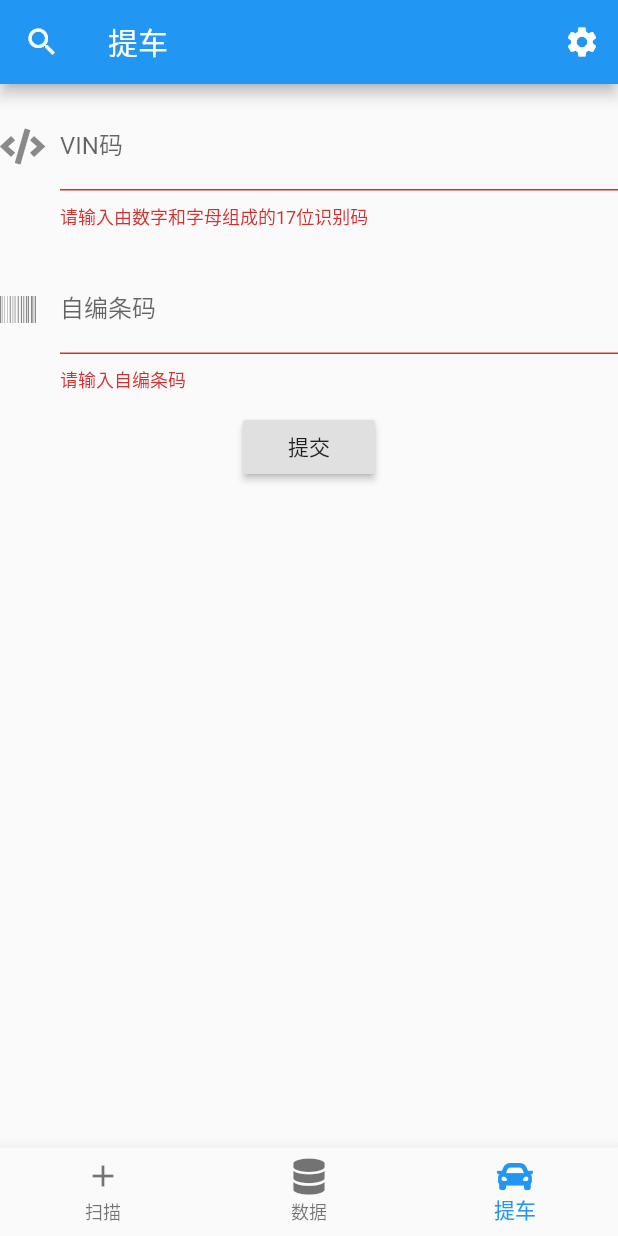
After one commit to wwts17/ws_app, a Flutter app: the screen it shows after launch, item 3 of the bottom bar chosen, after a tap on "提交", on a phone screen of 412 x 824 dp. The commit adds this screen. Run offline on Flutter 3.47's test engine with Material 2 defaults, Android fonts, the phone set to English and light mode, and no system bars; our stand-ins replace audioplayers, csv, file_picker, font_awesome_flutter, permission_handler, sqflite and 1 more; missing offline and left inert: barcode_scan, gbk2utf8, spreadsheet_decoder; accounts and stored records are empty.

Commit message:
Add shift cars

```diff
--- a/lib/main.dart
+++ b/lib/main.dart
@@ -5,9 +5,10 @@ import 'src/widgets/carlist.dart';
 import 'src/widgets/settings.dart';
 import 'src/widgets/search.dart';
 import 'src/widgets/search_file.dart';
+import 'src/widgets/shiftcarpage.dart';
+import 'src/widgets/shiftcar_search.dart';
 import 'package:file_picker/file_picker.dart';
 import 'package:font_awesome_flutter/font_awesome_flutter.dart';
-
 
 void main() {
   runApp(MyApp());
@@ -19,7 +20,7 @@ class MyApp extends StatelessWidget {
     return MaterialApp(
       title: '中集车辆',
       theme: ThemeData(
-        primarySwatch: Colors.green,
+        primarySwatch: Colors.blue,
       ),
       home: HomePage(),
     );
@@ -31,22 +32,17 @@ class HomePage extends StatefulWidget {
   _HomePageState createState() => _HomePageState();
 }
 
-class _HomePageState extends State<HomePage>
-    with SingleTickerProviderStateMixin {
-  AnimationController _controller;
-
-  static final tabs = ["扫描", "数据"];
+class _HomePageState extends State<HomePage> {
+  static final tabs = ["扫描", "数据", "提车"];
   int _currentIndex = 0;
 
   @override
   void initState() {
-    _controller = AnimationController(vsync: this);
     super.initState();
   }
 
   @override
   void dispose() {
-    _controller.dispose();
     super.dispose();
   }
 
@@ -69,6 +65,8 @@ class _HomePageState extends State<HomePage>
           BottomNavigationBarItem(icon: Icon(Icons.add), title: Text(tabs[0])),
           BottomNavigationBarItem(
               icon: Icon(FontAwesomeIcons.database), title: Text(tabs[1])),
+          BottomNavigationBarItem(
+              icon: Icon(FontAwesomeIcons.car), title: Text(tabs[2])),
         ],
       ),
       body: _buildPage(_currentIndex),
@@ -84,16 +82,17 @@ class _HomePageState extends State<HomePage>
           IconButton(
               icon: Icon(Icons.file_upload),
               onPressed: () async {
-                String path= await FilePicker.getFilePath();
-                if(path==null||path.isEmpty){
+                String path = await FilePicker.getFilePath();
+                if (path == null || path.isEmpty) {
                   return null;
                 }
-                if(!path.contains('.xlsx')){
+                if (!path.contains('.xlsx')) {
                   return showDialog(
                     context: context,
-                    builder: (context){
+                    builder: (context) {
                       return AlertDialog(
-                        content: Text('仅支持xlsx文件',style: TextStyle(color: Colors.red)),
+                        content: Text('仅支持xlsx文件',
+                            style: TextStyle(color: Colors.red)),
                       );
                     },
                   );
@@ -105,7 +104,6 @@ class _HomePageState extends State<HomePage>
                   );
                 }));
               }),
-
           IconButton(
               icon: Icon(Icons.settings),
               onPressed: () {
@@ -115,6 +113,18 @@ class _HomePageState extends State<HomePage>
                 }));
               }),
         ];
+      case 2:
+        return [
+          IconButton(
+              icon: Icon(Icons.settings),
+              onPressed: () {
+                Navigator.of(context)
+                    .push(MaterialPageRoute(builder: (context) {
+                  return SettingPage();
+                }));
+              }),
+        ];
+
       default:
         return null;
     }
@@ -138,7 +148,15 @@ class _HomePageState extends State<HomePage>
             icon: Icon(Icons.search),
             onPressed: () {
               Navigator.of(context).push(MaterialPageRoute(builder: (context) {
-                return SearchPage();
+                return CarSearchPage();
+              }));
+            });
+      case 2:
+        return IconButton(
+            icon: Icon(Icons.search),
+            onPressed: () {
+              Navigator.of(context).push(MaterialPageRoute(builder: (context) {
+                return ShiftCarSearchPage();
               }));
             });
       default:
@@ -152,8 +170,10 @@ class _HomePageState extends State<HomePage>
         return AddCar();
       case 1:
         return CarListView();
+      case 2:
+        return ShiftCarPage();
       default:
-        return AddCar();
+        return Scaffold();
     }
   }
 }
--- a/lib/src/database.dart
+++ b/lib/src/database.dart
@@ -40,6 +40,15 @@ class SQLiteClient {
                   CREATE TABLE warehouse(
         id INTEGER PRIMARY KEY AUTOINCREMENT,
         name VARCHAR(50) UNIQUE NOT NULL,
+        created_at DATETIME NOT NULL DEFAULT (datetime('now','localtime')),
+        updated_at DATETIME NOT NULL DEFAULT CURRENT_TIMESTAMP
+        );
+          ''');
+          await db.execute('''
+                  CREATE TABLE shift_car(
+        id INTEGER PRIMARY KEY AUTOINCREMENT,
+        vin VARCHAR(50) NOT NULL,
+        bar_code VARCHAR(50) NOT NULL,
         created_at DATETIME NOT NULL DEFAULT (datetime('now','localtime')),
         updated_at DATETIME NOT NULL DEFAULT CURRENT_TIMESTAMP
         );
@@ -89,6 +98,18 @@ class SQLiteClient {
         updated_at DATETIME NOT NULL DEFAULT CURRENT_TIMESTAMP
         );
       ''');
+      batch.execute('''
+      DROP TABLE IF EXISTS shift_car;
+      ''');
+      await batch.execute('''
+                  CREATE TABLE shift_car(
+        id INTEGER PRIMARY KEY AUTOINCREMENT,
+        vin VARCHAR(50) NOT NULL,
+        bar_code VARCHAR(50) NOT NULL,
+        created_at DATETIME NOT NULL DEFAULT (datetime('now','localtime')),
+        updated_at DATETIME NOT NULL DEFAULT CURRENT_TIMESTAMP
+        );
+          ''');
       await batch.commit();
     }
   }
--- /dev/null
+++ b/lib/src/shiftcar.dart
@@ -0,0 +1,66 @@
+import 'dart:async';
+import 'database.dart';
+import 'package:sqflite/sqlite_api.dart';
+import 'exception.dart';
+
+class ShiftCar {
+  int id;
+
+  String vin;
+
+  String barCode;
+
+  String createdAt;
+
+  String updatedAt;
+
+  ShiftCar({this.id, this.vin, this.barCode, this.createdAt, this.updatedAt});
+
+  factory ShiftCar.fromMap(Map<String, dynamic> map) => ShiftCar(
+      id: map["id"],
+      vin: map["vin"],
+      barCode: map["bar_code"],
+      createdAt: map["created_at"],
+      updatedAt: map["updated_at"]);
+
+  Map<String, dynamic> toMap() => {
+    "id": id,
+    "vin": vin,
+    "bar_code":barCode,
+    "created_at": createdAt,
+    "updated_at": updatedAt
+  };
+}
+
+class ShiftCarRepository{
+  final _table = "shift_car";
+
+  Future<int> save(ShiftCar sc) async {
+    final client = await SQLiteClient().getConn();
+    if (sc.id==null) {
+      return await client.insert(_table, {"vin": sc.vin,"bar_code":sc.barCode},
+          conflictAlgorithm: ConflictAlgorithm.rollback);
+    }
+    var result =
+    await client.query(_table, where: 'id = ?', whereArgs: [sc.id]);
+    if (result.isEmpty) {
+      throw DataException('not found data.');
+    }
+    ShiftCar whDB = ShiftCar.fromMap(result[0]);
+    return await client.update(_table, {"bar_code": sc.barCode},
+        where: "id = ?", whereArgs: [whDB.id]);
+  }
+
+  Future<List<ShiftCar>> all() async {
+    final client = await SQLiteClient().getConn();
+    var result = await client.query(_table,orderBy: "created_at desc").then((l)=>l.map((m)=>ShiftCar.fromMap(m)).toList());
+    return result;
+  }
+
+  Future<List<ShiftCar>> searchVinLike(String vin) async {
+    final client = await SQLiteClient().getConn();
+    var result = await client.query(_table,where:"vin like ? ",whereArgs: ['%${vin}%'],orderBy: 'created_at desc').then((l)=>l.map((m)=>ShiftCar.fromMap(m)).toList());
+    return result;
+  }
+
+}
--- a/lib/src/widgets/search.dart
+++ b/lib/src/widgets/search.dart
@@ -3,12 +3,12 @@ import '../car.dart';
 import '../warehouse.dart';
 import 'package:font_awesome_flutter/font_awesome_flutter.dart';
 
-class SearchPage extends StatefulWidget {
+class CarSearchPage extends StatefulWidget {
   @override
-  _SearchPageState createState() => _SearchPageState();
+  _CarSearchPageState createState() => _CarSearchPageState();
 }
 
-class _SearchPageState extends State<SearchPage>
+class _CarSearchPageState extends State<CarSearchPage>
     with SingleTickerProviderStateMixin {
   final _carRepo = CarRepository();
   final _whRepo = WarehouseRepository();
--- /dev/null
+++ b/lib/src/widgets/shiftcarpage.dart
@@ -0,0 +1,136 @@
+import 'package:flutter/material.dart';
+import 'package:font_awesome_flutter/font_awesome_flutter.dart';
+import 'package:audioplayers/audio_cache.dart';
+
+import '../shiftcar.dart';
+
+const _successAudio = 'success.mp3';
+const _errorAudio = 'error.mp3';
+
+class ShiftCarPage extends StatefulWidget {
+  @override
+  _ShiftCarPageState createState() => _ShiftCarPageState();
+}
+
+class _ShiftCarPageState extends State<ShiftCarPage> {
+  final _shiftCarRepo = ShiftCarRepository();
+  final _pageController = PageController();
+  final _formKey = GlobalKey<FormState>();
+
+  static AudioCache _player = AudioCache();
+
+  String _vin, _barCode;
+
+  @override
+  void initState() {
+    super.initState();
+  }
+
+  loadData() async {
+    await _player.load(_successAudio);
+    await _player.load(_errorAudio);
+  }
+
+  @override
+  void dispose() {
+    super.dispose();
+  }
+
+  @override
+  Widget build(BuildContext context) {
+    return PageView(
+      controller: _pageController,
+      children: <Widget>[
+        ListView(
+          children: <Widget>[
+            Form(
+              key: _formKey,
+              child: Column(
+                children: <Widget>[
+                  Padding(
+                      padding: EdgeInsets.symmetric(vertical: 12.0),
+                      child: TextFormField(
+                        validator: (input) {
+                          var r = RegExp(r'^[A-Za-z0-9]{17}$');
+                          if (input.isEmpty || !r.hasMatch(input)) {
+                            return '请输入由数字和字母组成的17位识别码';
+                          }
+                          return null;
+                        },
+                        onSaved: (input) => _vin = input,
+                        decoration: InputDecoration(
+                          icon: Icon(FontAwesomeIcons.code),
+                          labelText: 'VIN码',
+                        ),
+                      )),
+                  Padding(
+                    padding: EdgeInsets.symmetric(vertical: 12.0),
+                    child: TextFormField(
+                      validator: (input) {
+                        if (input.isEmpty) {
+                          return "请输入自编条码";
+                        }
+                        return null;
+                      },
+                      onSaved: (input) => _barCode = input,
+                      decoration: InputDecoration(
+                        icon: Icon(FontAwesomeIcons.barcode),
+                        labelText: '自编条码',
+                      ),
+                    ),
+                  ),
+                  RaisedButton(
+                    onPressed: () async {
+                      if (_formKey.currentState.validate()) {
+                        _formKey.currentState.save();
+                        var result = await _shiftCarRepo
+                            .save(ShiftCar(vin: _vin, barCode: _barCode));
+                        if (result > 0) {
+                          _playMusic(_successAudio);
+                          setState(() {});
+                        }
+                      }
+                    },
+                    child: Text('提交'),
+                  ),
+                ],
+              ),
+            )
+          ],
+        ),
+        Container(
+          child: FutureBuilder<List<ShiftCar>>(
+              future: _shiftCarRepo.all(),
+              builder: (context, snap) {
+                if (snap.connectionState == ConnectionState.done &&
+                    snap.data != null &&
+                    snap.data.isNotEmpty) {
+                  return ListView.builder(
+                    itemBuilder: (context, idx) {
+                      return Card(
+                        child: Column(
+                          crossAxisAlignment: CrossAxisAlignment.stretch,
+                          children: <Widget>[
+                            Text('${idx + 1}/${snap.data.length}'),
+                            Text('VIN码:${snap.data[idx].vin}'),
+                            Text('自编条码:${snap.data[idx].barCode}'),
+                            Text('扫描时间:${snap.data[idx].createdAt}'),
+                          ],
+                        ),
+                      );
+                    },
+                    itemCount: snap.data.length,
+                  );
+                } else {
+                  return Container();
+                }
+              }),
+        )
+      ],
+    );
+  }
+
+  Future<void> _playMusic(String name) async {
+    await _player.play(name);
+  }
+}
```
Also changed, not shown: lib/src/widgets/settings.dart (+70 -11 lines), lib/src/widgets/shiftcar_search.dart (added, +70 -0 lines), assets/icon.jpg (added), 5 other files.
